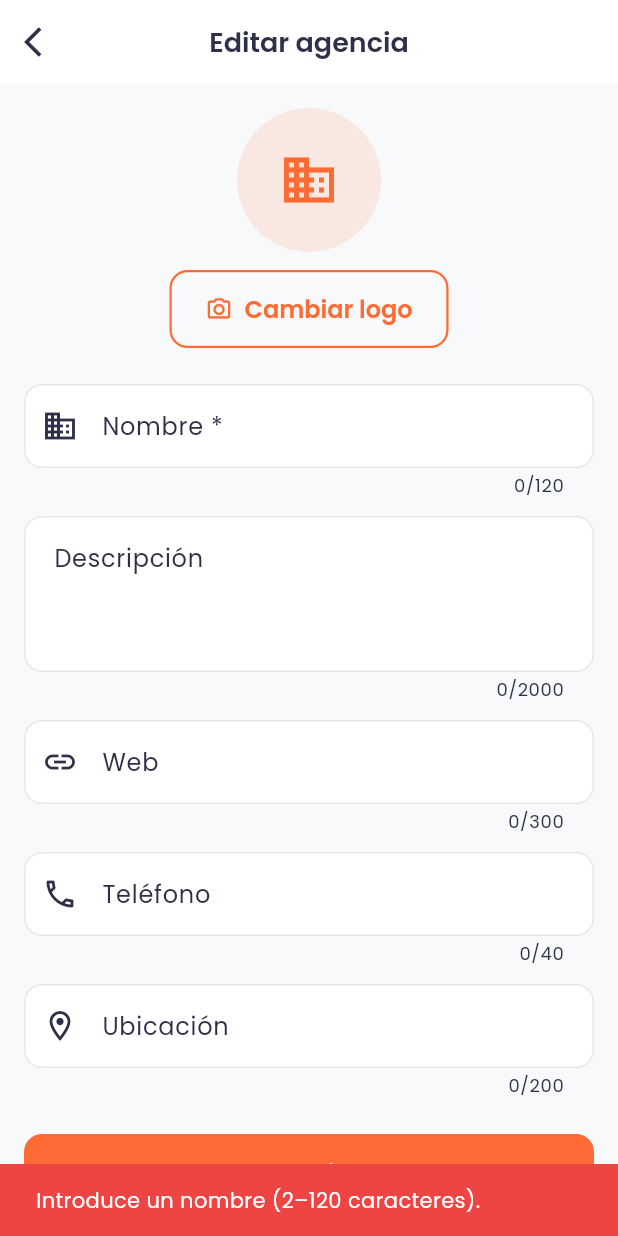
After one commit to WildFoxyStudios/foxy_ads_flutter, a Flutter app: the AgencyProfileEditScreen screen opened directly, after a tap on "Guardar", on a phone screen of 412 x 824 dp. The commit adds this screen. Run offline on Flutter 3.47's test engine with Material 3 defaults, Android fonts, the phone set to English and light mode, and no system bars; our stand-ins replace cached_network_image, carousel_slider, firebase_core, flutter_dotenv, flutter_riverpod, go_router and 6 more; accounts and stored records are empty.

Commit message:
feat(agency): editable agency profile + logo upload

```diff
--- a/lib/core/router/app_router.dart
+++ b/lib/core/router/app_router.dart
@@ -15,6 +15,7 @@ import '../../features/real-estate/presentation/screens/city_landing_screen.dart
 import '../../features/real-estate/presentation/screens/valuation_screen.dart';
 import '../../features/developments/presentation/screens/promociones_screen.dart';
 import '../../features/developments/presentation/screens/promocion_detail_screen.dart';
+import '../../features/agency/presentation/screens/agency_profile_edit_screen.dart';
 import '../../features/agency/presentation/screens/agency_profile_screen.dart';
 import '../../features/search/presentation/screens/search_screen.dart';
 import '../../features/search/presentation/screens/saved_searches_screen.dart';
@@ -203,6 +204,12 @@ final appRouterProvider = Provider<GoRouter>((ref) {
           return AgencyProfileScreen(agencyId: id);
         },
       ),
+      // Edit the caller's own agency profile (auth-gated internally).
+      GoRoute(
+        path: '/agencia/editar',
+        name: 'agencyEdit',
+        builder: (context, state) => const AgencyProfileEditScreen(),
+      ),
     ],
     errorBuilder: (context, state) =>
         Scaffold(body: Center(child: Text('Error: ${state.error}'))),
@@ -235,6 +242,7 @@ class AppRoutes {
   static String valuation() => '/valorar';
   static String promocionDetail(String id) => '/promocion/$id';
   static String agencyProfile(String id) => '/agencia/$id';
+  static const String agencyEdit = '/agencia/editar';
 }
 
 /// Loads the listing by [listingId] and, if the current user is its owner,
--- /dev/null
+++ b/lib/features/agency/presentation/screens/agency_profile_edit_screen.dart
@@ -0,0 +1,433 @@
+// Edit screen for the caller's own agency profile at `/agencia/editar` (Task 4
+// of the B2B/agency sprint). Auth-gated, prefill from `myAgencyProfileProvider`,
+// write side of T2's `upsertAgencyProfile` + `uploadAgencyLogo`. Mirrors the
+// web's `agency.ts` edit panel: name/description/website/phone/location fields
+// + logo picker. NEVER writes `is_verified` (admin-only).
+
+import 'package:cached_network_image/cached_network_image.dart';
+import 'package:flutter/material.dart';
+import 'package:flutter_riverpod/flutter_riverpod.dart';
+import 'package:go_router/go_router.dart';
+import 'package:image_picker/image_picker.dart';
+
+import '../../../../core/router/app_router.dart';
+import '../../../../core/services/auth_service.dart';
+import '../../../../core/theme/app_colors.dart';
+import '../../data/agency_model.dart';
+import '../../data/agency_service.dart';
+
+class AgencyProfileEditScreen extends ConsumerStatefulWidget {
+  const AgencyProfileEditScreen({super.key});
+
+  @override
+  ConsumerState<AgencyProfileEditScreen> createState() =>
+      _AgencyProfileEditScreenState();
+}
+
+class _AgencyProfileEditScreenState
+    extends ConsumerState<AgencyProfileEditScreen> {
+  final _formKey = GlobalKey<FormState>();
+  final _nameController = TextEditingController();
+  final _descriptionController = TextEditingController();
+  final _websiteController = TextEditingController();
+  final _phoneController = TextEditingController();
+  final _locationController = TextEditingController();
+
+  String? _logoUrl;
+  bool _prefilled = false;
+  bool _saving = false;
+  bool _uploadingLogo = false;
+
+  @override
+  void dispose() {
+    _nameController.dispose();
+    _descriptionController.dispose();
+    _websiteController.dispose();
+    _phoneController.dispose();
+    _locationController.dispose();
+    super.dispose();
+  }
+
+  /// Populate controllers the first time the profile resolves. Idempotent —
+  /// `setState(_prefilled = true)` keeps subsequent builds from clobbering the
+  /// user's in-progress edits.
+  void _prefillFromProfile(AgencyProfile? profile) {
+    if (_prefilled || profile == null) return;
+    _nameController.text = profile.name;
+    _descriptionController.text = profile.description ?? '';
+    _websiteController.text = profile.website ?? '';
+    _phoneController.text = profile.phone ?? '';
+    _locationController.text = profile.location ?? '';
+    _logoUrl = profile.logoUrl;
+    _prefilled = true;
+  }
+
+  Future<void> _pickAndUploadLogo() async {
+    if (_uploadingLogo) return;
+    final auth = ref.read(authStateProvider);
+    final user = auth.value?.id;
+    if (user == null) return;
+
+    final picker = ImagePicker();
+    final picked = await picker.pickImage(source: ImageSource.gallery);
+    if (picked == null) return;
+
+    setState(() => _uploadingLogo = true);
+    try {
+      final url = await ref
+          .read(agencyServiceProvider)
+          .uploadAgencyLogo(user, picked);
+      if (!mounted) return;
+      setState(() => _logoUrl = url);
+    } catch (e) {
+      if (!mounted) return;
+      ScaffoldMessenger.of(context).showSnackBar(
+        SnackBar(
+          content: Text('Error al subir el logo: $e'),
+          backgroundColor: AppColors.error,
+        ),
+      );
+    } finally {
+      if (mounted) setState(() => _uploadingLogo = false);
+    }
+  }
+
+  String _errorMessage(AgencyValidationError error) {
+    switch (error) {
+      case AgencyValidationError.name:
+        return 'Introduce un nombre (2–120 caracteres).';
+      case AgencyValidationError.website:
+        return 'La web debe empezar por http:// o https://';
+      case AgencyValidationError.length:
+        return 'Uno de los campos supera la longitud máxima';
+    }
+  }
+
+  Future<void> _save() async {
+    if (_saving) return;
+    final auth = ref.read(authStateProvider);
+    final userId = auth.value?.id;
+    if (userId == null) return;
+
+    final input = AgencyInput(
+      name: _nameController.text,
+      logoUrl: _logoUrl,
+      description: _descriptionController.text,
+      website: _websiteController.text,
+      phone: _phoneController.text,
+      location: _locationController.text,
+    );
+
+    final err = validateAgencyInput(input);
+    if (err != null) {
+      ScaffoldMessenger.of(context).showSnackBar(
+        SnackBar(
+          content: Text(_errorMessage(err)),
+          backgroundColor: AppColors.error,
+        ),
+      );
+      return;
+    }
+
+    setState(() => _saving = true);
+    try {
+      await ref
+          .read(agencyServiceProvider)
+          .upsertAgencyProfile(userId, input);
+      if (!mounted) return;
+      ref.invalidate(myAgencyProfileProvider);
+      ScaffoldMessenger.of(context).showSnackBar(
+        const SnackBar(
+          content: Text('Perfil de agencia guardado'),
+          backgroundColor: AppColors.success,
+        ),
+      );
+      context.pop();
+    } catch (e) {
+      if (!mounted) return;
+      ScaffoldMessenger.of(context).showSnackBar(
+        SnackBar(
+          content: Text('Error al guardar: $e'),
+          backgroundColor: AppColors.error,
+        ),
+      );
+    } finally {
+      if (mounted) setState(() => _saving = false);
+    }
+  }
+
+  @override
+  Widget build(BuildContext context) {
+    final auth = ref.watch(authStateProvider);
+    final userId = auth.when(
+      loading: () => null,
+      error: (_, _) => null,
+      data: (u) => u?.id,
+    );
+
+    if (userId == null) {
+      return _NotSignedInScaffold();
+    }
+
+    final profileAsync = ref.watch(myAgencyProfileProvider);
+
+    // Resolve prefill as soon as the profile is loaded. Wrapped in a
+    // post-frame callback so controllers mutate after build.
+    final profile = profileAsync.value;
+    if (!_prefilled && profile != null) {
+      WidgetsBinding.instance.addPostFrameCallback((_) {
+        if (!mounted) return;
+        setState(() => _prefillFromProfile(profile));
+      });
+    }
+
+    return Scaffold(
+      appBar: AppBar(
+        title: const Text('Editar agencia'),
+        backgroundColor: AppColors.surface,
+        foregroundColor: AppColors.textPrimary,
+        elevation: 0,
+        leading: IconButton(
+          icon: const Icon(Icons.arrow_back_ios),
+          onPressed: () => context.pop(),
+        ),
+      ),
+      body: profileAsync.when(
+        loading: () => const Center(child: CircularProgressIndicator()),
+        error: (e, _) => Center(
+          child: Padding(
+            padding: const EdgeInsets.all(24),
+            child: Column(
+              mainAxisSize: MainAxisSize.min,
+              children: [
+                const Icon(
+                  Icons.error_outline,
+                  size: 48,
+                  color: AppColors.error,
+                ),
+                const SizedBox(height: 8),
+                Text(
+                  'No se pudo cargar la agencia: $e',
+                  textAlign: TextAlign.center,
+                  style: const TextStyle(
+                    fontSize: 14,
+                    color: AppColors.textSecondary,
+                  ),
+                ),
+                const SizedBox(height: 16),
+                ElevatedButton(
+                  onPressed: () =>
+                      ref.invalidate(myAgencyProfileProvider),
+                  child: const Text('Reintentar'),
+                ),
+              ],
+            ),
+          ),
+        ),
+        data: (_) => _form(context),
+      ),
+    );
+  }
+
+  Widget _form(BuildContext context) {
+    return Form(
+      key: _formKey,
+      child: ListView(
+        padding: const EdgeInsets.all(16),
+        children: [
+          _LogoSection(
+            logoUrl: _logoUrl,
+            uploading: _uploadingLogo,
+            onPick: _pickAndUploadLogo,
+          ),
+          const SizedBox(height: 24),
+          TextFormField(
+            controller: _nameController,
+            decoration: const InputDecoration(
+              labelText: 'Nombre *',
+              prefixIcon: Icon(Icons.business_outlined),
+            ),
+            maxLength: 120,
+          ),
+          const SizedBox(height: 12),
+          TextFormField(
+            controller: _descriptionController,
+            maxLines: 4,
+            minLines: 3,
+            decoration: const InputDecoration(
+              labelText: 'Descripción',
+              alignLabelWithHint: true,
+              hintText: 'Cuéntales a tus clientes quién eres',
+            ),
+            maxLength: 2000,
+          ),
+          const SizedBox(height: 12),
+          TextFormField(
+            controller: _websiteController,
+            keyboardType: TextInputType.url,
+            decoration: const InputDecoration(
+              labelText: 'Web',
+              prefixIcon: Icon(Icons.link),
+              hintText: 'https://...',
+            ),
+            maxLength: 300,
+          ),
+          const SizedBox(height: 12),
+          TextFormField(
+            controller: _phoneController,
+            keyboardType: TextInputType.phone,
+            decoration: const InputDecoration(
+              labelText: 'Teléfono',
+              prefixIcon: Icon(Icons.phone_outlined),
+            ),
+            maxLength: 40,
+          ),
+          const SizedBox(height: 12),
+          TextFormField(
+            controller: _locationController,
+            decoration: const InputDecoration(
+              labelText: 'Ubicación',
+              prefixIcon: Icon(Icons.location_on_outlined),
+            ),
+            maxLength: 200,
+          ),
+          const SizedBox(height: 24),
+          ElevatedButton(
+            onPressed: _saving ? null : _save,
+            style: ElevatedButton.styleFrom(
+              backgroundColor: AppColors.primary,
+              foregroundColor: Colors.white,
+              padding: const EdgeInsets.symmetric(vertical: 14),
+            ),
+            child: _saving
+                ? const SizedBox(
+                    height: 20,
+                    width: 20,
+                    child: CircularProgressIndicator(
+                      strokeWidth: 2,
+                      valueColor:
+                          AlwaysStoppedAnimation<Color>(Colors.white),
+                    ),
+                  )
+                : const Text('Guardar'),
+          ),
+        ],
+      ),
+    );
+  }
+}
+
+class _LogoSection extends StatelessWidget {
+  final String? logoUrl;
+  final bool uploading;
+  final VoidCallback onPick;
+
+  const _LogoSection({
+    required this.logoUrl,
+    required this.uploading,
+    required this.onPick,
+  });
+
+  @override
+  Widget build(BuildContext context) {
+    return Center(
+      child: Column(
+        children: [
+          Container(
+            width: 96,
+            height: 96,
+            decoration: BoxDecoration(
+              color: AppColors.primary.withValues(alpha: 0.12),
+              shape: BoxShape.circle,
+            ),
+            child: ClipOval(
+              child: SizedBox(
+                width: 96,
+                height: 96,
+                child: (logoUrl != null && logoUrl!.trim().isNotEmpty)
+                    ? CachedNetworkImage(
+                        imageUrl: logoUrl!,
+                        fit: BoxFit.cover,
+                        placeholder: (context, url) => const Center(
+                          child: CircularProgressIndicator(strokeWidth: 2),
+                        ),
+                        errorWidget: (context, url, error) =>
+                            const Icon(
+                          Icons.business,
+                          size: 40,
+                          color: AppColors.primary,
+                        ),
+                      )
+                    : const Icon(
+                        Icons.business,
+                        size: 40,
+                        color: AppColors.primary,
+                      ),
+              ),
+            ),
+          ),
+          const SizedBox(height: 12),
+          OutlinedButton.icon(
+            onPressed: uploading ? null : onPick,
+            icon: uploading
+                ? const SizedBox(
+                    height: 16,
+                    width: 16,
+                    child: CircularProgressIndicator(strokeWidth: 2),
+                  )
+                : const Icon(Icons.camera_alt_outlined, size: 18),
+            label: Text(uploading ? 'Subiendo…' : 'Cambiar logo'),
+          ),
+        ],
+      ),
+    );
+  }
+}
+
+class _NotSignedInScaffold extends StatelessWidget {
+  @override
+  Widget build(BuildContext context) {
+    return Scaffold(
+      appBar: AppBar(
+        title: const Text('Editar agencia'),
+        backgroundColor: AppColors.surface,
+        foregroundColor: AppColors.textPrimary,
+        elevation: 0,
+      ),
+      body: Center(
+        child: Padding(
+          padding: const EdgeInsets.all(24),
+          child: Column(
+            mainAxisSize: MainAxisSize.min,
+            children: [
+              const Icon(
+                Icons.lock_outline,
+                size: 56,
+                color: AppColors.textSecondary,
+              ),
+              const SizedBox(height: 12),
+              const Text(
+                'Inicia sesión para editar tu agencia',
+                textAlign: TextAlign.center,
+                style: TextStyle(
+                  fontSize: 18,
+                  fontWeight: FontWeight.bold,
+                  color: AppColors.textPrimary,
+                ),
+              ),
+              const SizedBox(height: 16),
+              ElevatedButton(
+                onPressed: () => context.go(AppRoutes.login),
+                style: ElevatedButton.styleFrom(
+                  backgroundColor: AppColors.primary,
+                  foregroundColor: Colors.white,
+                ),
+                child: const Text('Inicia sesión'),
+              ),
+            ],
+          ),
+        ),
+      ),
+    );
+  }
+}
```
